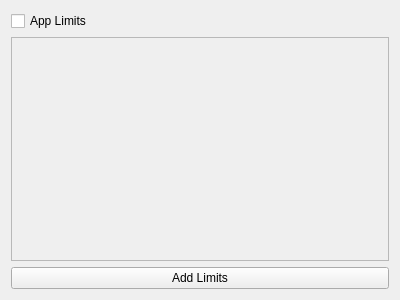
First picture: the form in src/main/resources/base/dashboard.ui, repository j718/screentime, before the edit.
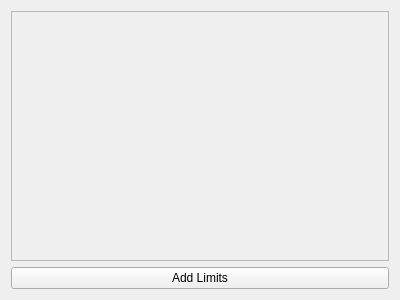
Second picture: the form after the edit.

Patch:
```diff
--- a/src/main/resources/base/dashboard.ui
+++ b/src/main/resources/base/dashboard.ui
@@ -14,16 +14,6 @@
    <string>Form</string>
   </property>
   <layout class="QVBoxLayout" name="verticalLayout_2">
-   <item>
-    <widget class="QCheckBox" name="checkBox">
-     <property name="layoutDirection">
-      <enum>Qt::LeftToRight</enum>
-     </property>
-     <property name="text">
-      <string>App Limits</string>
-     </property>
-    </widget>
-   </item>
    <item>
     <widget class="QScrollArea" name="limits_scroll_area">
      <property name="widgetResizable">
@@ -35,7 +25,7 @@
         <x>0</x>
         <y>0</y>
         <width>384</width>
-        <height>211</height>
+        <height>242</height>
        </rect>
       </property>
       <layout class="QHBoxLayout" name="horizontalLayout">
```
